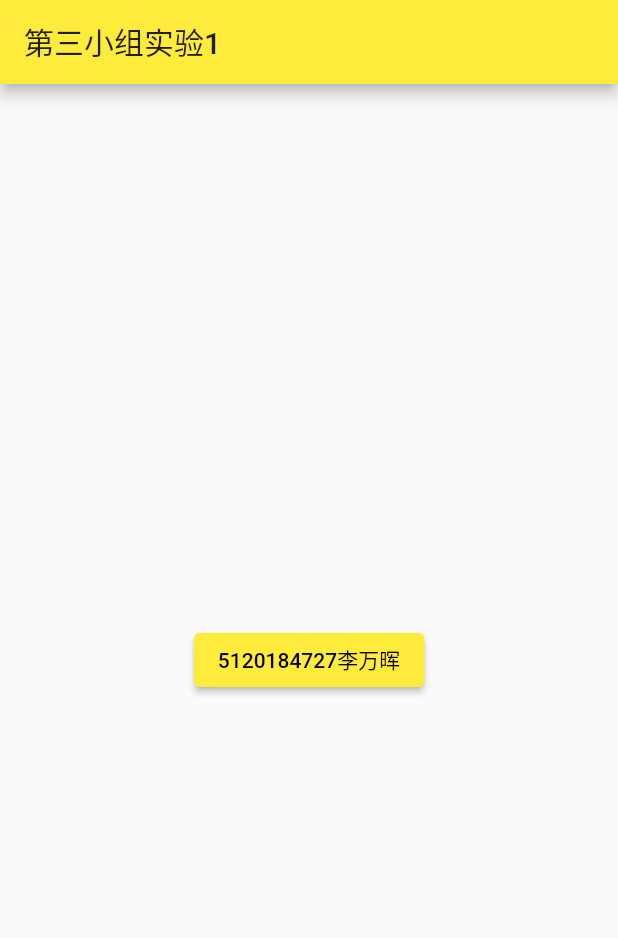
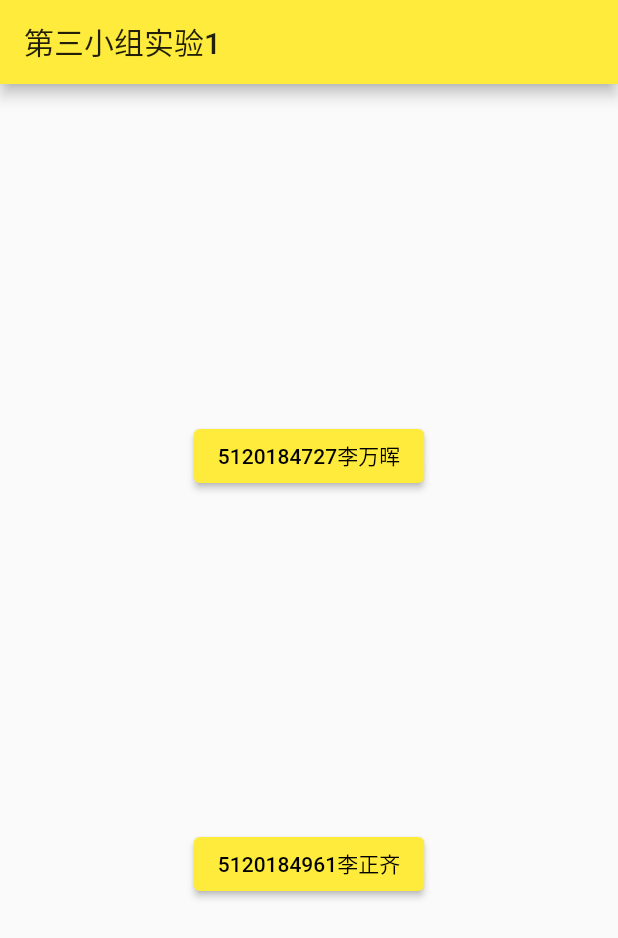
Before and after one commit to Q574310511/Mobile-Network, a Flutter app: the screen it shows after launch, on a phone screen of 412 x 824 dp. Shown: the top 938 px of the screen. Run offline on Flutter 3.47's test engine with Material 2 defaults, Android fonts, the phone set to English and light mode, and no system bars.

Commit message:
第二次提交

```diff
--- a/lib/main.dart
+++ b/lib/main.dart
@@ -116,6 +116,7 @@
 
 import 'package:flutter/material.dart';
 import 'package:flutterapp/5120184727/login_01.dart';
+import 'package:flutterapp/5120184961/login_02.dart';
 void main()
 {
   runApp(MyApp());
@@ -148,7 +149,12 @@ class MyWidget extends StatelessWidget{
           child:Text('5120184727李万晖'),
           onPressed: (){Navigator.push(context,MaterialPageRoute(builder: (context)=>login_01()));
           },
-        )
+        ),
+        ElevatedButton(
+          child:Text('5120184961李正齐'),
+          onPressed: (){Navigator.push(context,MaterialPageRoute(builder: (context)=>login_02()));
+          },
+        ),
       ],
     ));
   }
```
